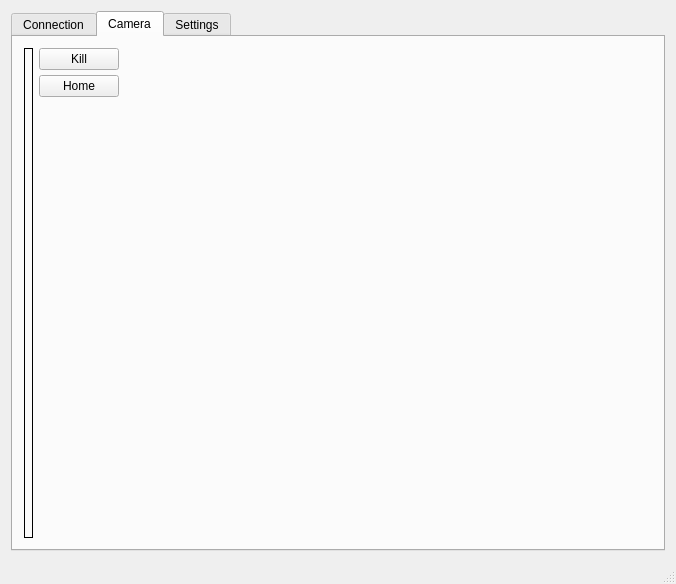
Above: mainwindow.ui from mvxe/MLA-CS before the change. Below: the same form after it.
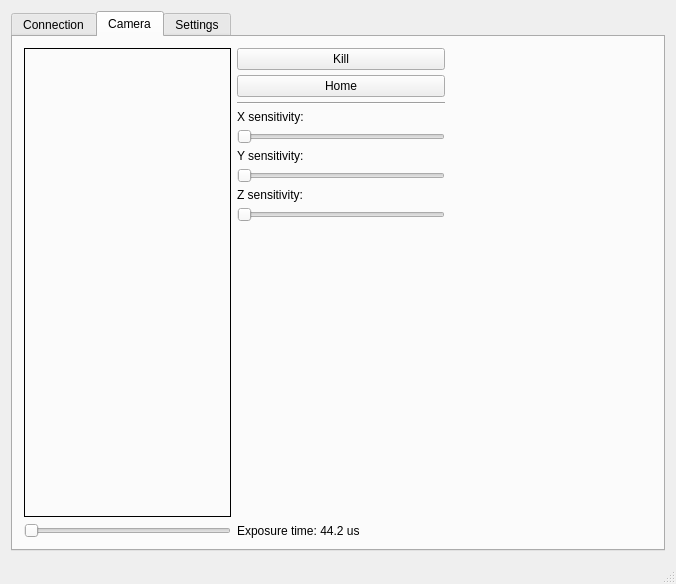
That is the form after the change. The open tabs and pages were chosen to show the change. Icons and pictures are not drawn. Custom widgets are drawn as their Qt base class.

Commit message: added a few config sliders

What changed in the file:
```diff
--- a/mainwindow.ui
+++ b/mainwindow.ui
@@ -21,7 +21,7 @@
     <item>
      <widget class="QTabWidget" name="tabWidget">
       <property name="currentIndex">
-       <number>0</number>
+       <number>1</number>
       </property>
       <widget class="QWidget" name="tab_con">
        <property name="contextMenuPolicy">
@@ -217,8 +217,21 @@
         <string>Camera</string>
        </attribute>
        <layout class="QGridLayout" name="gridLayout_5">
+        <item row="0" column="3">
+         <spacer name="horizontalSpacer_4">
+          <property name="orientation">
+           <enum>Qt::Horizontal</enum>
+          </property>
+          <property name="sizeHint" stdset="0">
+           <size>
+            <width>40</width>
+            <height>20</height>
+           </size>
+          </property>
+         </spacer>
+        </item>
         <item row="0" column="2">
-         <layout class="QVBoxLayout" name="verticalLayout_3" stretch="0,0,0">
+         <layout class="QVBoxLayout" name="verticalLayout_3" stretch="0,0,0,0,0,0,0,0,0,0">
           <property name="spacing">
            <number>5</number>
           </property>
@@ -268,6 +281,73 @@
             </property>
            </widget>
           </item>
+          <item>
+           <widget class="Line" name="line">
+            <property name="orientation">
+             <enum>Qt::Horizontal</enum>
+            </property>
+           </widget>
+          </item>
+          <item>
+           <widget class="QLabel" name="label_8">
+            <property name="text">
+             <string>X sensitivity:</string>
+            </property>
+           </widget>
+          </item>
+          <item>
+           <widget class="QSlider" name="sl_xsens">
+            <property name="minimum">
+             <number>1</number>
+            </property>
+            <property name="maximum">
+             <number>1000</number>
+            </property>
+            <property name="orientation">
+             <enum>Qt::Horizontal</enum>
+            </property>
+           </widget>
+          </item>
+          <item>
+           <widget class="QLabel" name="label_9">
+            <property name="text">
+             <string>Y sensitivity:</string>
+            </property>
+           </widget>
+          </item>
+          <item>
+           <widget class="QSlider" name="sl_ysens">
+            <property name="minimum">
+             <number>1</number>
+            </property>
+            <property name="maximum">
+             <number>1000</number>
+            </property>
+            <property name="orientation">
+             <enum>Qt::Horizontal</enum>
+            </property>
+           </widget>
+          </item>
+          <item>
+           <widget class="QLabel" name="label_14">
+            <property name="text">
+             <string>Z sensitivity:</string>
+            </property>
+           </widget>
+          </item>
+          <item>
+           <widget class="QSlider" name="sl_zsens">
+            <property name="minimum">
+             <number>1</number>
+            </property>
+            <property name="maximum">
+             <number>1000</number>
+            </property>
+            <property name="orientation">
+             <enum>Qt::Horizontal</enum>
+            </property>
+           </widget>
+          </item>
           <item>
            <spacer name="verticalSpacer_3">
             <property name="orientation">
@@ -305,18 +385,28 @@
           </property>
          </widget>
         </item>
-        <item row="0" column="3">
-         <spacer name="horizontalSpacer_4">
+        <item row="1" column="0">
+         <widget class="QSlider" name="sl_expo">
+          <property name="minimum">
+           <number>442</number>
+          </property>
+          <property name="maximum">
+           <number>6000</number>
+          </property>
           <property name="orientation">
            <enum>Qt::Horizontal</enum>
           </property>
-          <property name="sizeHint" stdset="0">
-           <size>
-            <width>40</width>
-            <height>20</height>
-           </size>
+          <property name="tickPosition">
+           <enum>QSlider::NoTicks</enum>
           </property>
-         </spacer>
+         </widget>
+        </item>
+        <item row="1" column="2">
+         <widget class="QLabel" name="lab_expo">
+          <property name="text">
+           <string>Exposure time: 44.2 us</string>
+          </property>
+         </widget>
         </item>
        </layout>
       </widget>
```
The commit also changes 12 other files.
